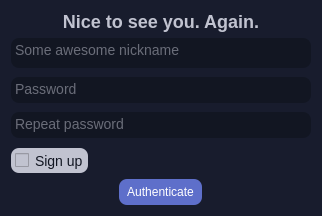
This is authdialog.ui in ftelnov/qtChatClient as Qt 5 draws it before an edit. The edited form follows.
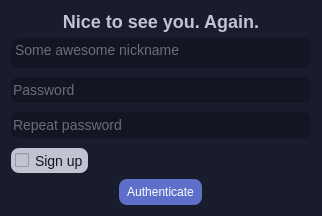
This is the edited form. Icons and pictures are not drawn.

Commit message: Added notification dialog with modifiable alert text. Added password validation on the auth dialog. Now gonna make an api requests.

What changed in the file:
```diff
--- a/authdialog.ui
+++ b/authdialog.ui
@@ -96,25 +96,13 @@
       </widget>
      </item>
      <item>
-      <widget class="QTextEdit" name="passwordInput">
-       <property name="sizePolicy">
-        <sizepolicy hsizetype="Expanding" vsizetype="Preferred">
-         <horstretch>0</horstretch>
-         <verstretch>0</verstretch>
-        </sizepolicy>
-       </property>
+      <widget class="QLineEdit" name="passwordRepeatInput">
        <property name="minimumSize">
         <size>
          <width>0</width>
          <height>30</height>
         </size>
        </property>
-       <property name="maximumSize">
-        <size>
-         <width>16777215</width>
-         <height>30</height>
-        </size>
-       </property>
        <property name="styleSheet">
         <string notr="true">background: rgb(18, 22, 34);
 border-radius: 8px;
@@ -123,28 +111,22 @@
 font-size: 14px;
 margin-top: 4px;</string>
        </property>
+       <property name="echoMode">
+        <enum>QLineEdit::Password</enum>
+       </property>
        <property name="placeholderText">
         <string>Password</string>
        </property>
       </widget>
      </item>
      <item>
-      <widget class="QTextEdit" name="passwordRepeatInput">
-       <property name="enabled">
-        <bool>true</bool>
-       </property>
+      <widget class="QLineEdit" name="passwordInput">
        <property name="minimumSize">
         <size>
          <width>0</width>
          <height>30</height>
         </size>
        </property>
-       <property name="maximumSize">
-        <size>
-         <width>16777215</width>
-         <height>30</height>
-        </size>
-       </property>
        <property name="styleSheet">
         <string notr="true">background: rgb(18, 22, 34);
 border-radius: 8px;
@@ -153,6 +135,9 @@
 font-size: 14px;
 margin-top: 4px;</string>
        </property>
+       <property name="echoMode">
+        <enum>QLineEdit::Password</enum>
+       </property>
        <property name="placeholderText">
         <string>Repeat password</string>
        </property>
```
The commit also changes 9 other files.
